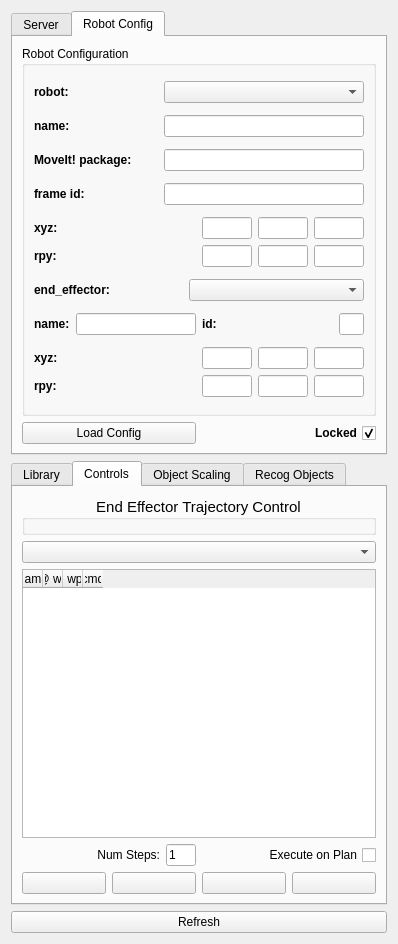
The window that rviz_affordance_template_panel/ui/rviz_affordance_template_panel.ui (nyxrobotics/affordance_template) describes before a commit, drawn with Qt 5.
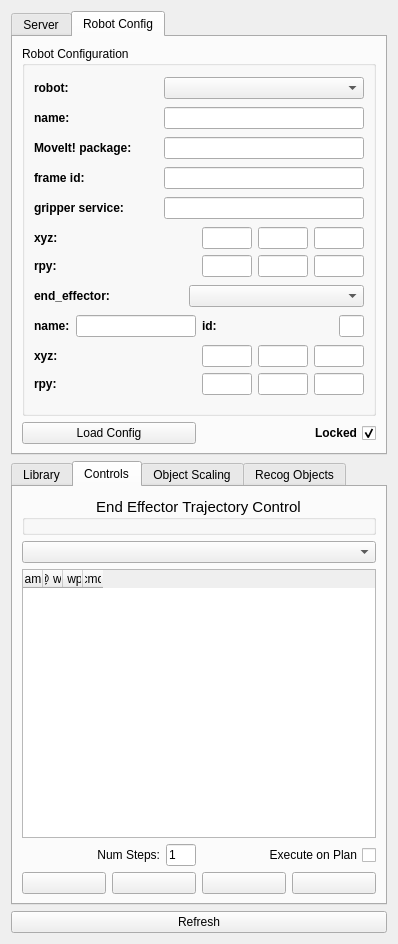
The same window after the commit. The open tabs and pages were chosen to show the change. Icons and pictures are not drawn.

Commit message: added robot config parameter for gripper service

Diff of the .ui file:
```diff
--- a/rviz_affordance_template_panel/ui/rviz_affordance_template_panel.ui
+++ b/rviz_affordance_template_panel/ui/rviz_affordance_template_panel.ui
@@ -572,179 +572,171 @@
          <property name="title">
           <string>Robot Configuration</string>
          </property>
-         <layout class="QGridLayout" name="gridLayout_9">
-          <item row="8" column="0" colspan="2">
-           <layout class="QVBoxLayout" name="verticalLayout_5">
-            <item>
-             <layout class="QHBoxLayout" name="horizontalLayout_10">
-              <item>
-               <widget class="QLabel" name="ee_xyz_label">
-                <property name="font">
-                 <font>
-                  <weight>75</weight>
-                  <bold>true</bold>
-                 </font>
-                </property>
-                <property name="text">
-                 <string>xyz:</string>
-                </property>
-               </widget>
-              </item>
-              <item>
-               <widget class="QLineEdit" name="ee_tx">
-                <property name="enabled">
-                 <bool>true</bool>
-                </property>
-                <property name="sizePolicy">
-                 <sizepolicy hsizetype="Fixed" vsizetype="Fixed">
-                  <horstretch>50</horstretch>
-                  <verstretch>0</verstretch>
-                 </sizepolicy>
-                </property>
-                <property name="maximumSize">
-                 <size>
-                  <width>50</width>
-                  <height>16777215</height>
-                 </size>
-                </property>
-                <property name="readOnly">
-                 <bool>false</bool>
-                </property>
-               </widget>
-              </item>
-              <item>
-               <widget class="QLineEdit" name="ee_ty">
-                <property name="enabled">
-                 <bool>true</bool>
-                </property>
-                <property name="sizePolicy">
-                 <sizepolicy hsizetype="Fixed" vsizetype="Fixed">
-                  <horstretch>50</horstretch>
-                  <verstretch>0</verstretch>
-                 </sizepolicy>
-                </property>
-                <property name="maximumSize">
-                 <size>
-                  <width>50</width>
-                  <height>16777215</height>
-                 </size>
-                </property>
-                <property name="readOnly">
-                 <bool>false</bool>
-                </property>
-               </widget>
-              </item>
-              <item>
-               <widget class="QLineEdit" name="ee_tz">
-                <property name="enabled">
-                 <bool>true</bool>
-                </property>
-                <property name="sizePolicy">
-                 <sizepolicy hsizetype="Fixed" vsizetype="Fixed">
-                  <horstretch>50</horstretch>
-                  <verstretch>0</verstretch>
-                 </sizepolicy>
-                </property>
-                <property name="maximumSize">
-                 <size>
-                  <width>50</width>
-                  <height>16777215</height>
-                 </size>
-                </property>
-                <property name="readOnly">
-                 <bool>false</bool>
-                </property>
-               </widget>
-              </item>
-             </layout>
-            </item>
-            <item>
-             <layout class="QHBoxLayout" name="horizontalLayout_11">
-              <item>
-               <widget class="QLabel" name="ee_rpy_label">
-                <property name="font">
-                 <font>
-                  <weight>75</weight>
-                  <italic>false</italic>
-                  <bold>true</bold>
-                 </font>
-                </property>
-                <property name="text">
-                 <string>rpy:</string>
-                </property>
-               </widget>
-              </item>
-              <item>
-               <widget class="QLineEdit" name="ee_rr">
-                <property name="enabled">
-                 <bool>true</bool>
-                </property>
-                <property name="sizePolicy">
-                 <sizepolicy hsizetype="Fixed" vsizetype="Fixed">
-                  <horstretch>50</horstretch>
-                  <verstretch>0</verstretch>
-                 </sizepolicy>
-                </property>
-                <property name="maximumSize">
-                 <size>
-                  <width>50</width>
-                  <height>16777215</height>
-                 </size>
-                </property>
-                <property name="readOnly">
-                 <bool>false</bool>
-                </property>
-               </widget>
-              </item>
-              <item>
-               <widget class="QLineEdit" name="ee_rp">
-                <property name="enabled">
-                 <bool>true</bool>
-                </property>
-                <property name="sizePolicy">
-                 <sizepolicy hsizetype="Fixed" vsizetype="Fixed">
-                  <horstretch>50</horstretch>
-                  <verstretch>0</verstretch>
-                 </sizepolicy>
-                </property>
-                <property name="maximumSize">
-                 <size>
-                  <width>50</width>
-                  <height>16777215</height>
-                 </size>
-                </property>
-                <property name="readOnly">
-                 <bool>false</bool>
-                </property>
-               </widget>
-              </item>
-              <item>
-               <widget class="QLineEdit" name="ee_ry">
-                <property name="enabled">
-                 <bool>true</bool>
-                </property>
-                <property name="sizePolicy">
-                 <sizepolicy hsizetype="Fixed" vsizetype="Fixed">
-                  <horstretch>50</horstretch>
-                  <verstretch>0</verstretch>
-                 </sizepolicy>
-                </property>
-                <property name="maximumSize">
-                 <size>
-                  <width>50</width>
-                  <height>16777215</height>
-                 </size>
-                </property>
-                <property name="readOnly">
-                 <bool>false</bool>
-                </property>
-               </widget>
-              </item>
-             </layout>
-            </item>
-           </layout>
+         <layout class="QGridLayout" name="gridLayout_4">
+          <item row="0" column="0">
+           <widget class="QLabel" name="robot_label">
+            <property name="font">
+             <font>
+              <weight>75</weight>
+              <bold>true</bold>
+             </font>
+            </property>
+            <property name="text">
+             <string>robot:</string>
+            </property>
+           </widget>
           </item>
-          <item row="4" column="0" colspan="2">
+          <item row="0" column="1">
+           <widget class="QComboBox" name="robot_select">
+            <property name="sizePolicy">
+             <sizepolicy hsizetype="Fixed" vsizetype="Fixed">
+              <horstretch>0</horstretch>
+              <verstretch>0</verstretch>
+             </sizepolicy>
+            </property>
+            <property name="minimumSize">
+             <size>
+              <width>200</width>
+              <height>0</height>
+             </size>
+            </property>
+           </widget>
+          </item>
+          <item row="1" column="0">
+           <widget class="QLabel" name="robot_name_label">
+            <property name="font">
+             <font>
+              <weight>75</weight>
+              <bold>true</bold>
+             </font>
+            </property>
+            <property name="text">
+             <string>name:</string>
+            </property>
+           </widget>
+          </item>
+          <item row="1" column="1">
+           <widget class="QLineEdit" name="robot_name">
+            <property name="enabled">
+             <bool>true</bool>
+            </property>
+            <property name="maximumSize">
+             <size>
+              <width>200</width>
+              <height>16777215</height>
+             </size>
+            </property>
+            <property name="readOnly">
+             <bool>false</bool>
+            </property>
+           </widget>
+          </item>
+          <item row="2" column="0">
+           <widget class="QLabel" name="package_label">
+            <property name="font">
+             <font>
+              <weight>75</weight>
+              <bold>true</bold>
+             </font>
+            </property>
+            <property name="text">
+             <string>MoveIt! package:</string>
+            </property>
+           </widget>
+          </item>
+          <item row="2" column="1">
+           <widget class="QLineEdit" name="moveit_package">
+            <property name="enabled">
+             <bool>true</bool>
+            </property>
+            <property name="sizePolicy">
+             <sizepolicy hsizetype="Fixed" vsizetype="Fixed">
+              <horstretch>0</horstretch>
+              <verstretch>0</verstretch>
+             </sizepolicy>
+            </property>
+            <property name="maximumSize">
+             <size>
+              <width>200</width>
+              <height>16777215</height>
+             </size>
+            </property>
+            <property name="readOnly">
+             <bool>false</bool>
+            </property>
+           </widget>
+          </item>
+          <item row="3" column="0">
+           <widget class="QLabel" name="frame_id_label">
+            <property name="font">
+             <font>
+              <weight>75</weight>
+              <bold>true</bold>
+             </font>
+            </property>
+            <property name="text">
+             <string>frame id:</string>
+            </property>
+           </widget>
+          </item>
+          <item row="3" column="1">
+           <widget class="QLineEdit" name="frame_id">
+            <property name="enabled">
+             <bool>true</bool>
+            </property>
+            <property name="sizePolicy">
+             <sizepolicy hsizetype="Fixed" vsizetype="Fixed">
+              <horstretch>100</horstretch>
+              <verstretch>0</verstretch>
+             </sizepolicy>
+            </property>
+            <property name="maximumSize">
+             <size>
+              <width>200</width>
+              <height>16777215</height>
+             </size>
+            </property>
+            <property name="readOnly">
+             <bool>false</bool>
+            </property>
+           </widget>
+          </item>
+          <item row="4" column="0">
+           <widget class="QLabel" name="frame_id_label_2">
+            <property name="font">
+             <font>
+              <weight>75</weight>
+              <bold>true</bold>
+             </font>
+            </property>
+            <property name="text">
+             <string>gripper service:</string>
+            </property>
+           </widget>
+          </item>
+          <item row="4" column="1">
+           <widget class="QLineEdit" name="gripper_service">
+            <property name="enabled">
+             <bool>true</bool>
+            </property>
+            <property name="sizePolicy">
+             <sizepolicy hsizetype="Fixed" vsizetype="Fixed">
+              <horstretch>100</horstretch>
+              <verstretch>0</verstretch>
+             </sizepolicy>
+            </property>
+            <property name="maximumSize">
+             <size>
+              <width>200</width>
+              <height>16777215</height>
+             </size>
+            </property>
+            <property name="readOnly">
+             <bool>false</bool>
+            </property>
+           </widget>
+          </item>
+          <item row="5" column="0" colspan="2">
            <layout class="QVBoxLayout" name="verticalLayout_4">
             <item>
              <layout class="QHBoxLayout" name="horizontalLayout_7">
@@ -915,205 +907,7 @@
             </item>
            </layout>
           </item>
-          <item row="3" column="1">
-           <widget class="QLineEdit" name="frame_id">
-            <property name="enabled">
-             <bool>true</bool>
-            </property>
-            <property name="sizePolicy">
-             <sizepolicy hsizetype="Fixed" vsizetype="Fixed">
-              <horstretch>100</horstretch>
-              <verstretch>0</verstretch>
-             </sizepolicy>
-            </property>
-            <property name="maximumSize">
-             <size>
-              <width>200</width>
-              <height>16777215</height>
-             </size>
-            </property>
-            <property name="readOnly">
-             <bool>false</bool>
-            </property>
-           </widget>
-          </item>
-          <item row="1" column="0">
-           <widget class="QLabel" name="robot_name_label">
-            <property name="font">
-             <font>
-              <weight>75</weight>
-              <bold>true</bold>
-             </font>
-            </property>
-            <property name="text">
-             <string>name:</string>
-            </property>
-           </widget>
-          </item>
-          <item row="2" column="1">
-           <widget class="QLineEdit" name="moveit_package">
-            <property name="enabled">
-             <bool>true</bool>
-            </property>
-            <property name="sizePolicy">
-             <sizepolicy hsizetype="Fixed" vsizetype="Fixed">
-              <horstretch>0</horstretch>
-              <verstretch>0</verstretch>
-             </sizepolicy>
-            </property>
-            <property name="maximumSize">
-             <size>
-              <width>200</width>
-              <height>16777215</height>
-             </size>
-            </property>
-            <property name="readOnly">
-             <bool>false</bool>
-            </property>
-           </widget>
-          </item>
-          <item row="3" column="0">
-           <widget class="QLabel" name="frame_id_label">
-            <property name="font">
-             <font>
-              <weight>75</weight>
-              <bold>true</bold>
-             </font>
-            </property>
-            <property name="text">
-             <string>frame id:</string>
-            </property>
-           </widget>
-          </item>
-          <item row="2" column="0">
-           <widget class="QLabel" name="package_label">
-            <property name="font">
-             <font>
-              <weight>75</weight>
-              <bold>true</bold>
-             </font>
-            </property>
-            <property name="text">
-             <string>MoveIt! package:</string>
-            </property>
-           </widget>
-          </item>
-          <item row="0" column="0">
-           <widget class="QLabel" name="robot_label">
-            <property name="font">
-             <font>
-              <weight>75</weight>
-              <bold>true</bold>
-             </font>
-            </property>
-            <property name="text">
-             <string>robot:</string>
-            </property>
-           </widget>
-          </item>
-          <item row="1" column="1">
-           <widget class="QLineEdit" name="robot_name">
-            <property name="enabled">
-             <bool>true</bool>
-            </property>
-            <property name="maximumSize">
-             <size>
-              <width>200</width>
-              <height>16777215</height>
-             </size>
-            </property>
-            <property name="readOnly">
-             <bool>false</bool>
-            </property>
-           </widget>
-          </item>
-          <item row="0" column="1">
-           <widget class="QComboBox" name="robot_select">
-            <property name="sizePolicy">
-             <sizepolicy hsizetype="Fixed" vsizetype="Fixed">
-              <horstretch>0</horstretch>
-              <verstretch>0</verstretch>
-             </sizepolicy>
-            </property>
-            <property name="minimumSize">
-             <size>
-              <width>200</width>
-              <height>0</height>
-             </size>
-            </property>
-           </widget>
-          </item>
           <item row="6" column="0" colspan="2">
-           <layout class="QHBoxLayout" name="horizontalLayout_6">
-            <item>
-             <layout class="QHBoxLayout" name="horizontalLayout_3">
-              <item>
-               <widget class="QLabel" name="ee_name_label">
-                <property name="font">
-                 <font>
-                  <weight>75</weight>
-                  <bold>true</bold>
-                 </font>
-                </property>
-                <property name="text">
-                 <string>name:</string>
-                </property>
-               </widget>
-              </item>
-              <item>
-               <widget class="QLineEdit" name="ee_name">
-                <property name="enabled">
-                 <bool>true</bool>
-                </property>
-                <property name="maximumSize">
-                 <size>
-                  <width>200</width>
-                  <height>16777215</height>
-                 </size>
-                </property>
-                <property name="readOnly">
-                 <bool>false</bool>
-                </property>
-               </widget>
-              </item>
-             </layout>
-            </item>
-            <item>
-             <layout class="QHBoxLayout" name="horizontalLayout_4">
-              <item>
-               <widget class="QLabel" name="ee_id_label">
-                <property name="font">
-                 <font>
-                  <weight>75</weight>
-                  <bold>true</bold>
-                 </font>
-                </property>
-                <property name="text">
-                 <string>id:</string>
-                </property>
-               </widget>
-              </item>
-              <item>
-               <widget class="QLineEdit" name="ee_id">
-                <property name="enabled">
-                 <bool>true</bool>
-                </property>
-                <property name="maximumSize">
-                 <size>
-                  <width>25</width>
-                  <height>16777215</height>
-                 </size>
-                </property>
-                <property name="readOnly">
-                 <bool>false</bool>
-                </property>
-               </widget>
-              </item>
-             </layout>
-            </item>
-           </layout>
-          </item>
-          <item row="5" column="0" colspan="2">
            <layout class="QHBoxLayout" name="horizontalLayout">
             <item>
              <widget class="QLabel" name="end_effector_label">
@@ -1146,6 +940,247 @@
             </item>
            </layout>
           </item>
+          <item row="7" column="0" colspan="2">
+           <layout class="QHBoxLayout" name="horizontalLayout_6">
+            <item>
+             <layout class="QHBoxLayout" name="horizontalLayout_3">
+              <item>
+               <widget class="QLabel" name="ee_name_label">
+                <property name="font">
+                 <font>
+                  <weight>75</weight>
+                  <bold>true</bold>
+                 </font>
+                </property>
+                <property name="text">
+                 <string>name:</string>
+                </property>
+               </widget>
+              </item>
+              <item>
+               <widget class="QLineEdit" name="ee_name">
+                <property name="enabled">
+                 <bool>true</bool>
+                </property>
+                <property name="maximumSize">
+                 <size>
+                  <width>200</width>
+                  <height>16777215</height>
+                 </size>
+                </property>
+                <property name="readOnly">
+                 <bool>false</bool>
+                </property>
+               </widget>
+              </item>
+             </layout>
+            </item>
+            <item>
+             <layout class="QHBoxLayout" name="horizontalLayout_4">
+              <item>
+               <widget class="QLabel" name="ee_id_label">
+                <property name="font">
+                 <font>
+                  <weight>75</weight>
+                  <bold>true</bold>
+                 </font>
+                </property>
+                <property name="text">
+                 <string>id:</string>
+                </property>
+               </widget>
+              </item>
+              <item>
+               <widget class="QLineEdit" name="ee_id">
+                <property name="enabled">
+                 <bool>true</bool>
+                </property>
+                <property name="maximumSize">
+                 <size>
+                  <width>25</width>
+                  <height>16777215</height>
+                 </size>
+                </property>
+                <property name="readOnly">
+                 <bool>false</bool>
+                </property>
+               </widget>
+              </item>
+             </layout>
+            </item>
+           </layout>
+          </item>
+          <item row="8" column="0" colspan="2">
+           <layout class="QVBoxLayout" name="verticalLayout_5">
+            <item>
+             <layout class="QHBoxLayout" name="horizontalLayout_10">
+              <item>
+               <widget class="QLabel" name="ee_xyz_label">
+                <property name="font">
+                 <font>
+                  <weight>75</weight>
+                  <bold>true</bold>
+                 </font>
+                </property>
+                <property name="text">
+                 <string>xyz:</string>
+                </property>
+               </widget>
+              </item>
+              <item>
+               <widget class="QLineEdit" name="ee_tx">
+                <property name="enabled">
+                 <bool>true</bool>
+                </property>
+                <property name="sizePolicy">
+                 <sizepolicy hsizetype="Fixed" vsizetype="Fixed">
+                  <horstretch>50</horstretch>
+                  <verstretch>0</verstretch>
+                 </sizepolicy>
+                </property>
+                <property name="maximumSize">
+                 <size>
+                  <width>50</width>
+                  <height>16777215</height>
+                 </size>
+                </property>
+                <property name="readOnly">
+                 <bool>false</bool>
+                </property>
+               </widget>
+              </item>
+              <item>
+               <widget class="QLineEdit" name="ee_ty">
+                <property name="enabled">
+                 <bool>true</bool>
+                </property>
+                <property name="sizePolicy">
+                 <sizepolicy hsizetype="Fixed" vsizetype="Fixed">
+                  <horstretch>50</horstretch>
+                  <verstretch>0</verstretch>
+                 </sizepolicy>
+                </property>
+                <property name="maximumSize">
+                 <size>
+                  <width>50</width>
+                  <height>16777215</height>
+                 </size>
+                </property>
+                <property name="readOnly">
+                 <bool>false</bool>
+                </property>
+               </widget>
+              </item>
+              <item>
+               <widget class="QLineEdit" name="ee_tz">
+                <property name="enabled">
+                 <bool>true</bool>
+                </property>
+                <property name="sizePolicy">
+                 <sizepolicy hsizetype="Fixed" vsizetype="Fixed">
+                  <horstretch>50</horstretch>
+                  <verstretch>0</verstretch>
+                 </sizepolicy>
+                </property>
+                <property name="maximumSize">
+                 <size>
+                  <width>50</width>
+                  <height>16777215</height>
+                 </size>
+                </property>
+                <property name="readOnly">
+                 <bool>false</bool>
+                </property>
+               </widget>
+              </item>
+             </layout>
+            </item>
+            <item>
+             <layout class="QHBoxLayout" name="horizontalLayout_11">
+              <item>
+               <widget class="QLabel" name="ee_rpy_label">
+                <property name="font">
+                 <font>
+                  <weight>75</weight>
+                  <italic>false</italic>
+                  <bold>true</bold>
+                 </font>
+                </property>
+                <property name="text">
+                 <string>rpy:</string>
+                </property>
+               </widget>
+              </item>
+              <item>
+               <widget class="QLineEdit" name="ee_rr">
+                <property name="enabled">
+                 <bool>true</bool>
+                </property>
+                <property name="sizePolicy">
+                 <sizepolicy hsizetype="Fixed" vsizetype="Fixed">
+                  <horstretch>50</horstretch>
+                  <verstretch>0</verstretch>
+                 </sizepolicy>
+                </property>
+                <property name="maximumSize">
+                 <size>
+                  <width>50</width>
+                  <height>16777215</height>
+                 </size>
+                </property>
+                <property name="readOnly">
+                 <bool>false</bool>
+                </property>
+               </widget>
+              </item>
+              <item>
+               <widget class="QLineEdit" name="ee_rp">
+                <property name="enabled">
+                 <bool>true</bool>
+                </property>
+                <property name="sizePolicy">
+                 <sizepolicy hsizetype="Fixed" vsizetype="Fixed">
+                  <horstretch>50</horstretch>
+                  <verstretch>0</verstretch>
+                 </sizepolicy>
+                </property>
+                <property name="maximumSize">
+                 <size>
+                  <width>50</width>
+                  <height>16777215</height>
+                 </size>
+                </property>
+                <property name="readOnly">
+                 <bool>false</bool>
+                </property>
+               </widget>
+              </item>
+              <item>
+               <widget class="QLineEdit" name="ee_ry">
+                <property name="enabled">
+                 <bool>true</bool>
+                </property>
+                <property name="sizePolicy">
+                 <sizepolicy hsizetype="Fixed" vsizetype="Fixed">
+                  <horstretch>50</horstretch>
+                  <verstretch>0</verstretch>
+                 </sizepolicy>
+                </property>
+                <property name="maximumSize">
+                 <size>
+                  <width>50</width>
+                  <height>16777215</height>
+                 </size>
+                </property>
+                <property name="readOnly">
+                 <bool>false</bool>
+                </property>
+               </widget>
+              </item>
+             </layout>
+            </item>
+           </layout>
+          </item>
          </layout>
         </widget>
        </item>
```
Left out of the diff: 454 changed lines with no effect on the pictures. The commit also changes 8 other files.
